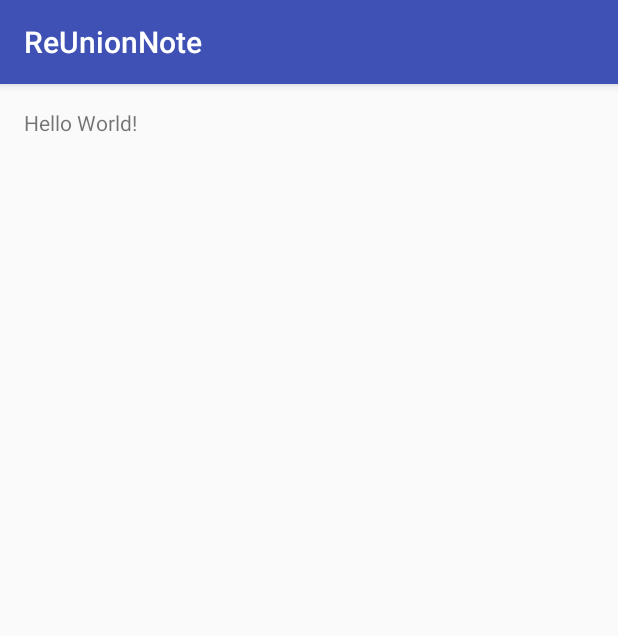
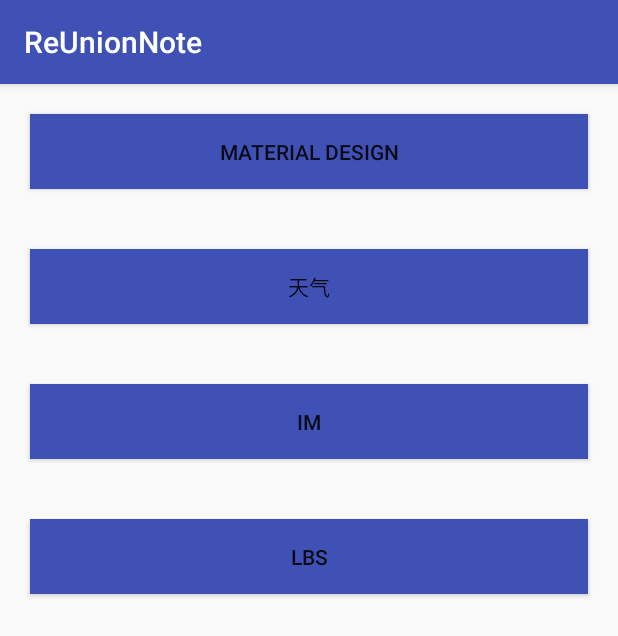
Before and after one commit to AKA-AJia/ReUnionNote, an Android app: the screen it shows after launch (MainActivity), on a phone screen of 412 x 824 dp. Shown: the top 636 px of the screen. Run offline under Robolectric (Android 15) with nearby library versions, the phone set to English and light mode, and no system bars; our stand-ins replace ButterKnife.

```diff
--- a/app/build.gradle
+++ b/app/build.gradle
@@ -30,4 +30,6 @@ dependencies {
     compile 'com.squareup.okhttp3:okhttp:3.5.0'
     compile 'com.google.code.gson:gson:2.2.4'
     compile 'com.github.bumptech.glide:glide:3.7.0'
+    compile 'com.jakewharton:butterknife:8.4.0'
+    annotationProcessor 'com.jakewharton:butterknife-compiler:8.4.0'
 }
--- a/app/src/main/AndroidManifest.xml
+++ b/app/src/main/AndroidManifest.xml
@@ -1,6 +1,8 @@
 <?xml version="1.0" encoding="utf-8"?>
 <manifest xmlns:android="http://schemas.android.com/apk/res/android"
     package="com.jia.fantatic4.reunionnote">
+
+    <uses-permission android:name="android.permission.INTERNET"/>
 
     <application
         android:name="org.litepal.LitePalApplication"
@@ -16,6 +18,9 @@
                 <category android:name="android.intent.category.LAUNCHER" />
             </intent-filter>
         </activity>
+
+        <activity android:name=".activity.WeatherActivity"/>
     </application>
 
+
 </manifest>
--- a/app/src/main/java/com/jia/fantatic4/reunionnote/MainActivity.java
+++ b/app/src/main/java/com/jia/fantatic4/reunionnote/MainActivity.java
@@ -1,13 +1,52 @@
 package com.jia.fantatic4.reunionnote;
 
+import android.content.Intent;
+import android.os.Bundle;
 import android.support.v7.app.AppCompatActivity;
-import android.os.Bundle;
+import android.view.View;
+import android.widget.Button;
+import android.widget.Toast;
+
+import com.jia.fantatic4.reunionnote.activity.WeatherActivity;
+
+import butterknife.BindView;
+import butterknife.ButterKnife;
+import butterknife.OnClick;
 
 public class MainActivity extends AppCompatActivity {
+
+    @BindView(R.id.btn_material_design)
+    Button btnMaterialDesign;
+    @BindView(R.id.btn_weather)
+    Button btnWeather;
+    @BindView(R.id.btn_im)
+    Button btnIm;
+    @BindView(R.id.btn_lbs)
+    Button btnLbs;
 
     @Override
     protected void onCreate(Bundle savedInstanceState) {
         super.onCreate(savedInstanceState);
         setContentView(R.layout.activity_main);
+        ButterKnife.bind(this);
+    }
+
+    @OnClick({R.id.btn_material_design, R.id.btn_weather, R.id.btn_im, R.id.btn_lbs})
+    public void onClick(View view) {
+        switch (view.getId()) {
+            case R.id.btn_material_design:
+                Toast.makeText(this,"material design",Toast.LENGTH_SHORT).show();
+                break;
+            case R.id.btn_weather:
+                Intent intent=new Intent(this, WeatherActivity.class);
+                startActivity(intent);
+                break;
+            case R.id.btn_im:
+                Toast.makeText(this,"IM",Toast.LENGTH_SHORT).show();
+                break;
+            case R.id.btn_lbs:
+                Toast.makeText(this,"LBS",Toast.LENGTH_SHORT).show();
+                break;
+        }
     }
 }
--- a/app/src/main/res/layout/activity_main.xml
+++ b/app/src/main/res/layout/activity_main.xml
@@ -1,17 +1,45 @@
 <?xml version="1.0" encoding="utf-8"?>
-<RelativeLayout xmlns:android="http://schemas.android.com/apk/res/android"
+<LinearLayout xmlns:android="http://schemas.android.com/apk/res/android"
     xmlns:tools="http://schemas.android.com/tools"
     android:id="@+id/activity_main"
     android:layout_width="match_parent"
     android:layout_height="match_parent"
-    android:paddingBottom="@dimen/activity_vertical_margin"
-    android:paddingLeft="@dimen/activity_horizontal_margin"
-    android:paddingRight="@dimen/activity_horizontal_margin"
-    android:paddingTop="@dimen/activity_vertical_margin"
+    android:orientation="vertical"
     tools:context="com.jia.fantatic4.reunionnote.MainActivity">
 
-    <TextView
-        android:layout_width="wrap_content"
-        android:layout_height="wrap_content"
-        android:text="Hello World!" />
-</RelativeLayout>
+    <Button
+        android:id="@+id/btn_material_design"
+        android:layout_gravity="center_horizontal"
+        android:layout_width="match_parent"
+        android:layout_margin="20dp"
+        android:layout_height="50dp"
+        android:text="Material Design"
+        android:background="@color/colorPrimary"/>
+
+    <Button
+        android:id="@+id/btn_weather"
+        android:layout_gravity="center_horizontal"
+        android:layout_width="match_parent"
+        android:layout_margin="20dp"
+        android:layout_height="50dp"
+        android:text="天气"
+        android:background="@color/colorPrimary"/>
+
+    <Button
+        android:id="@+id/btn_im"
+        android:layout_gravity="center_horizontal"
+        android:layout_width="match_parent"
+        android:layout_margin="20dp"
+        android:layout_height="50dp"
+        android:text="IM"
+        android:background="@color/colorPrimary"/>
+
+    <Button
+        android:id="@+id/btn_lbs"
+        android:layout_gravity="center_horizontal"
+        android:layout_width="match_parent"
+        android:layout_margin="20dp"
+        android:layout_height="50dp"
+        android:text="LBS"
+        android:background="@color/colorPrimary"/>
+</LinearLayout>
```
Also changed, not shown: app/src/main/java/com/jia/fantatic4/reunionnote/activity/BaseActivity.java (added, +11 -0 lines), app/src/main/java/com/jia/fantatic4/reunionnote/activity/WeatherActivity.java (added, +21 -0 lines), app/src/main/java/com/jia/fantatic4/reunionnote/constant/Constant.java (added, +9 -0 lines), app/src/main/java/com/jia/fantatic4/reunionnote/fragment/ChooesAreaFragment.java (added, +247 -0 lines), app/src/main/res/layout/activity_weather.xml (added, +11 -0 lines), app/src/main/res/layout/fragment_area.xml (added, +29 -0 lines), app/src/main/res/layout/lv_area.xml (added, +10 -0 lines).
